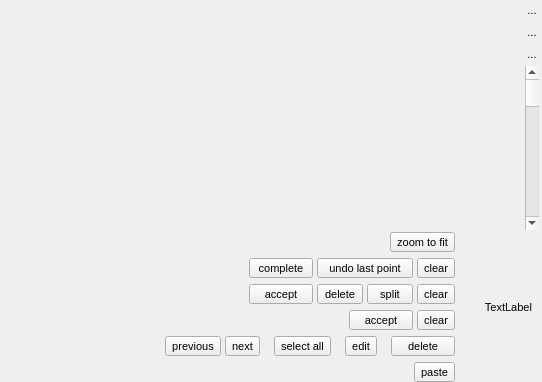
First picture: the form in GUI/Qt/Components/SliceViewPanel.ui, repository pyushkevich/itksnap, before the edit.
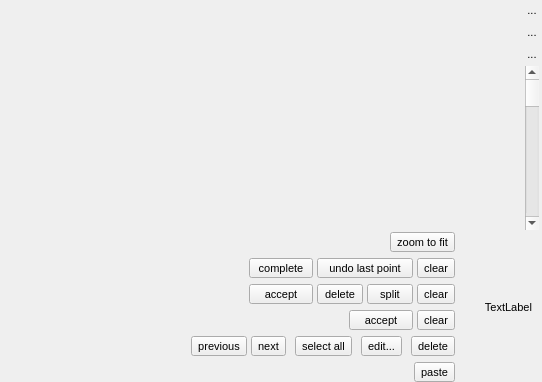
Second picture: the form after the edit. Icons and pictures are not drawn. Custom widgets are drawn as their Qt base class.

Commit message: Added landmark tagging in DSS. Added GUI to edit landmarks and view tags. In process added a class to represent tags. Also, minor fix to workspace save as functionality.

```diff
--- a/GUI/Qt/Components/SliceViewPanel.ui
+++ b/GUI/Qt/Components/SliceViewPanel.ui
@@ -660,7 +660,7 @@
               </property>
               <property name="sizeHint" stdset="0">
                <size>
-                <width>10</width>
+                <width>5</width>
                 <height>20</height>
                </size>
               </property>
@@ -697,7 +697,7 @@
               </property>
               <property name="sizeHint" stdset="0">
                <size>
-                <width>10</width>
+                <width>5</width>
                 <height>20</height>
                </size>
               </property>
@@ -717,7 +717,7 @@
                </font>
               </property>
               <property name="text">
-               <string>edit</string>
+               <string>edit...</string>
               </property>
               <property name="toolButtonStyle">
                <enum>Qt::ToolButtonTextOnly</enum>
@@ -734,7 +734,7 @@
               </property>
               <property name="sizeHint" stdset="0">
                <size>
-                <width>10</width>
+                <width>5</width>
                 <height>20</height>
                </size>
               </property>
@@ -742,12 +742,6 @@
             </item>
             <item>
              <widget class="QToolButton" name="btnAnnotationDeleteSelected">
-              <property name="minimumSize">
-               <size>
-                <width>64</width>
-                <height>0</height>
-               </size>
-              </property>
               <property name="maximumSize">
                <size>
                 <width>16777215</width>
```
Left out of the diff: 2 changed lines with no effect on the pictures. The commit also changes 25 other files.
